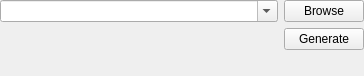
keepassxreboot/keepassxc, file src/gui/masterkey/KeyFileEditWidget.ui: the form before one commit.
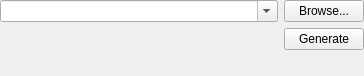
The form after the commit.

```diff
--- a/src/gui/masterkey/KeyFileEditWidget.ui
+++ b/src/gui/masterkey/KeyFileEditWidget.ui
@@ -39,7 +39,7 @@
    <item row="0" column="1">
     <widget class="QPushButton" name="browseKeyFileButton">
      <property name="text">
-      <string>Browse</string>
+      <string>Browse...</string>
      </property>
     </widget>
    </item>
```
Left out of the diff: 9 changed lines with no effect on the pictures.
